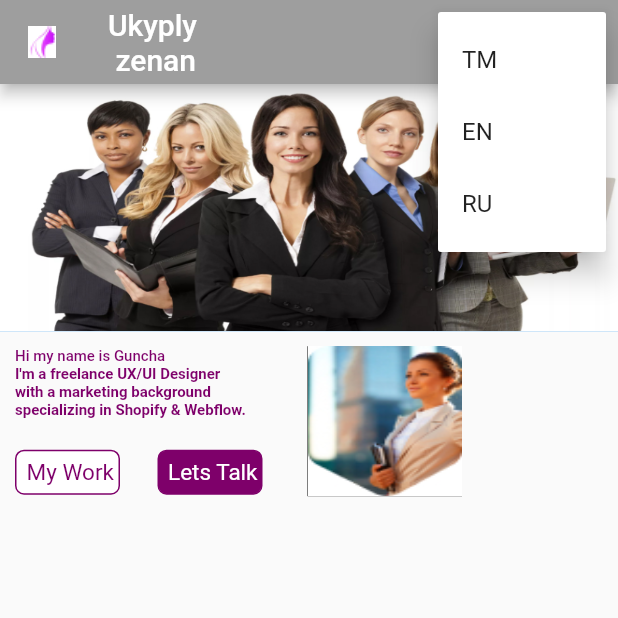
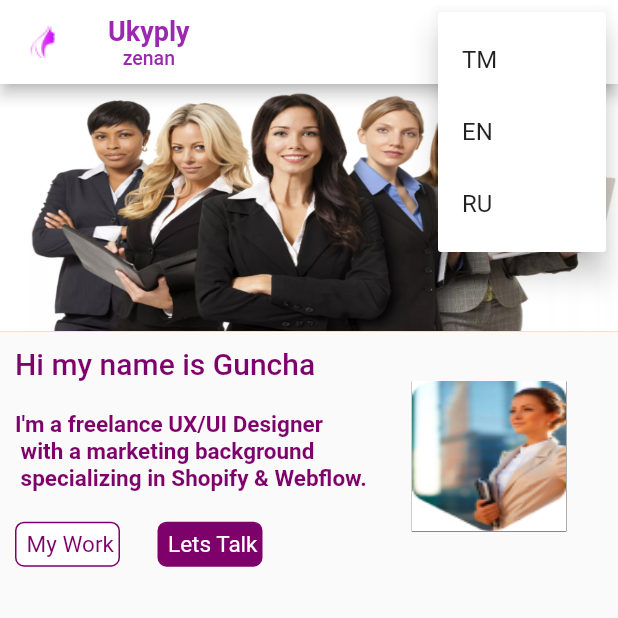
Before and after one commit to AksoltanS/MyFirstGitHubCode, a Flutter app: the screen it shows after launch, after a tap on the "language" icon, on a phone screen of 412 x 824 dp, the top half of it. Run offline on Flutter 3.47's test engine with Material 2 defaults, Android fonts, the phone set to English and light mode, and no system bars.

Commit message:
first project

```diff
--- a/lib/app_body.dart
+++ /dev/null
@@ -1,41 +0,0 @@
-
-import 'package:flutter/material.dart';
-
-class AppBody extends StatefulWidget {
-  const AppBody({super.key});
-
-  @override
-  State<AppBody> createState() => _AppBodyState();
-}
-
-class _AppBodyState extends State<AppBody> {
-  @override
-  Widget build(BuildContext context) {
-    return Scaffold(
-
-           body: CustomScrollView(slivers: [
-        SliverAppBar(
-          floating:true,
-            snap: true,
-            pinned: true,
-            expandedHeight:MediaQuery.of(context).size.width/2.5,
-           flexibleSpace: FlexibleSpaceBar(
-              background: Image.asset(
-                "assets/main.jpg",
-                fit: BoxFit.fill,
-              ),
-            ),
-        ),
-       // SizedBox(height: 10),
-         SliverList(delegate:SliverChildListDelegate([
-            Column(
-              children: [
-                Text('Hi my name is Guncha')
-              ],
-            )
-          ]) ,),
-
-      ], ) ,
-    );
-  }
-}
--- a/lib/app_body2.dart
+++ b/lib/app_body2.dart
@@ -36,17 +36,21 @@ class _MyPraktikaState extends State<MyPraktika> {
                       children: [
                         Column(
                            crossAxisAlignment:CrossAxisAlignment.start,
+                           mainAxisAlignment: MainAxisAlignment.spaceEvenly,
                           children: [
                             Text('Hi my name is Guncha',
-                            style: TextStyle(fontSize: 10,color:Color.fromRGBO(126, 0, 106, 1),fontWeight: FontWeight.w500),),
-              Text("I'm a freelance UX/UI Designer",maxLines: 1,
-                 style: TextStyle(fontSize: 10,color:Color.fromRGBO(126, 0, 106, 1),fontWeight: FontWeight.w600)),
-                 Text('with a marketing background',maxLines: 1,
-                 style: TextStyle(fontSize: 10,color:Color.fromRGBO(126, 0, 106, 1),fontWeight: FontWeight.w600)),
-                 Text('specializing in Shopify & Webflow.',maxLines: 1,
-                 style: TextStyle(fontSize: 10,color:Color.fromRGBO(126, 0, 106, 1),fontWeight: FontWeight.w600)),
-                  SizedBox(height: 20),
-            Row(children: [
+                            style: TextStyle(fontSize: 20,color:Color.fromRGBO(126, 0, 106, 1),fontWeight: FontWeight.w500),),
+                           // SizedBox(),
+                            Padding(padding: EdgeInsets.all(10)),
+
+                  Text("I'm a freelance UX/UI Designer\n with a marketing background\n specializing in Shopify & Webflow.",
+                   style:TextStyle(fontSize: 15,color:Color.fromRGBO(126, 0, 106, 1),fontWeight: FontWeight.w600) ,),
+                   Padding(
+              padding: const EdgeInsets.all(10),),
+
+
+            Row(
+              children: [
               Container(
                 alignment: Alignment.center,
               width: 70,
--- a/lib/appbar.dart
+++ b/lib/appbar.dart
@@ -1,6 +1,5 @@
 
 
-import 'package:asi/app_body.dart';
 import 'package:asi/app_body2.dart';
 import 'package:flutter/material.dart';
 class MyAppBar extends StatefulWidget {
@@ -18,14 +17,24 @@ class _MyAppBarState extends State<MyAppBar> {
         title: ("JAZADE"),
         debugShowCheckedModeBanner: false,
 
+
            home: Scaffold(
                     appBar: AppBar(
+                      iconTheme: IconThemeData(color: Colors.purple),
 
-            backgroundColor: Colors.grey,
+
+
+            backgroundColor: Colors.white,
+             title:
+             Column(children: [Text("Ukyply", style: TextStyle(color: Colors.purple, fontWeight: FontWeight.bold, fontSize: 18),
+             ), Text("zenan", style: TextStyle(color: Colors.purple, fontSize: 13)),]),
+
+            leading:
+               Image.asset("assets/loga.jpg"),
 
             actions: [
                PopupMenuButton(
-                icon: Icon(Icons.settings),
+                icon: Icon(Icons.menu),
                 itemBuilder: (context) => [
                   PopupMenuItem(
                 value: 1,
@@ -77,7 +86,9 @@ class _MyAppBarState extends State<MyAppBar> {
 
                 ],
                 onSelected: (item)=>{
-                  print(item)
+                  setState(() {
+
+                  }),
                 }),
 
 
@@ -85,10 +96,7 @@ class _MyAppBarState extends State<MyAppBar> {
 
             ],
 
-            title: Text("Ukyply\n zenan"),
 
-            leading:
-            Image.asset("assets/loga.jpg"),
             ),
 
 
--- a/lib/gara.dart
+++ /dev/null
@@ -1,88 +0,0 @@
-Scaffold(
-        appBar: AppBar(
-
-            backgroundColor: Colors.grey,
-            actions: [
-
-              PopupMenuButton(
-                icon: Icon(Icons.settings),
-                itemBuilder: (context) => [PopupMenuItem(
-                value: 0,
-                child: Text("Home")),
-
-                ],
-                onSelected: (item)=>{
-                  print(item)
-                })
-             // DropdownButton(items: [],)
-
-
-            ],
-
-            title: Text("Ukyply\n zenan"),
-
-            leading:
-            Image.asset("assets/loga.jpg"),
-            ),
-        body: AppBody(),),
-
-        return Scaffold(
-  appBar: AppBar(
-    centerTitle: true,
-    title: const Text(
-      'Navigation Drawer',
-    ),
-    backgroundColor: const Color(0xff764abc),
-  ),
-  drawer: Drawer(
-    child: ListView(
-      // Important: Remove any padding from the ListView.
-      padding: EdgeInsets.zero,
-      children: [
-        const UserAccountsDrawerHeader( // <-- SEE HERE
-          decoration: BoxDecoration(color: const Color(0xff764abc)),
-          accountName: Text(
-            "Pinkesh Darji",
-            style: TextStyle(
-              fontWeight: FontWeight.bold,
-            ),
-          ),
-          accountEmail: Text(
-            "pinkesh.earth@gmail.com",
-            style: TextStyle(
-              fontWeight: FontWeight.bold,
-            ),
-          ),
-          currentAccountPicture: FlutterLogo(),
-        ),
-        ListTile(
-          leading: Icon(
-            Icons.home,
-          ),
-          title: const Text('Page 1'),
-          onTap: () {
-            Navigator.pop(context);
-          },
-        ),
-        ListTile(
-          leading: Icon(
-            Icons.train,
-          ),
-          title: const Text('Page 2'),
-          onTap: () {
-            Navigator.pop(context);
-          },
-        ),
-      ],
-    ),
-  ),
-  body: Center(
-    child: Column(
-      children: [
-        SizedBox(
-          height: 50,
-        ),
-      ],
-    ),
-  ),
-);
--- a/lib/main.dart
+++ b/lib/main.dart
@@ -1,10 +1,14 @@
 import 'package:asi/appbar.dart';
 import 'package:flutter/material.dart';
 
-import 'app_body.dart';
+
 void main(List<String> args) {
   runApp(MaterialApp(
     debugShowCheckedModeBanner: false,
+    theme:  ThemeData(
+          primarySwatch: Colors.purple,
+
+        ),
     home: MyAppBar()
   ));
 }
```
